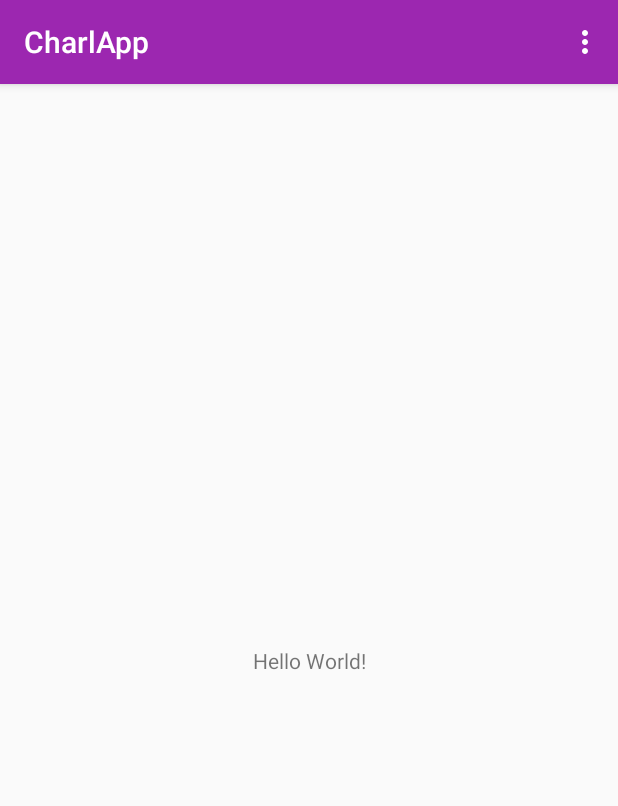
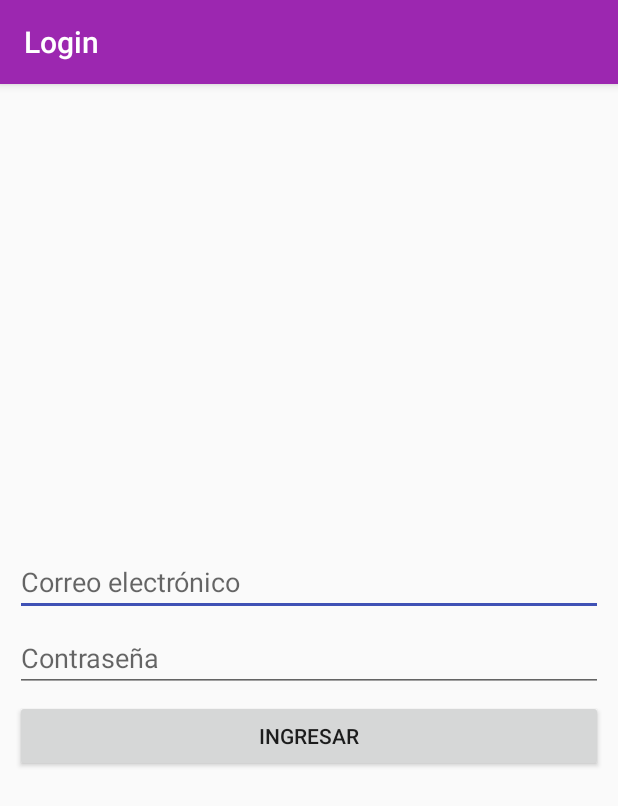
Before and after one commit to nicolasscano/CharlApp, an Android app: the LoginActivity screen opened directly, with no data from a screen before it, on a phone screen of 412 x 824 dp. Shown: the top 806 px of the screen. Run offline under Robolectric (Android 15) with nearby library versions, the phone set to English and light mode, and no system bars; our stand-ins replace Firebase (no records; nobody signed in at launch, a user with empty details on screens opened directly).

Commit message:
Login Firebase e interfaz

```diff
--- a/app/src/main/java/com/canodevs/charlapp/LoginActivity.kt
+++ b/app/src/main/java/com/canodevs/charlapp/LoginActivity.kt
@@ -6,35 +6,77 @@ import android.os.Bundle
 import android.view.Menu
 import android.view.MenuInflater
 import android.view.MenuItem
+import android.widget.Button
+import android.widget.EditText
 import android.widget.Toast
 import com.google.firebase.auth.FirebaseAuth
 
 class LoginActivity : AppCompatActivity() {
+
+    private lateinit var L_Et_email: EditText
+    private lateinit var L_Et_password: EditText
+    private lateinit var Btn_login: Button
+    private lateinit var auth: FirebaseAuth
     override fun onCreate(savedInstanceState: Bundle?) {
         super.onCreate(savedInstanceState)
         setContentView(R.layout.activity_login)
+        supportActionBar!!.title = "Login"
+        inicializarVariables()
+
+        Btn_login.setOnClickListener {
+            ValidarDatos()
+        }
     }
 
-    override fun onCreateOptionsMenu(menu: Menu?): Boolean {
-        val inflater : MenuInflater = menuInflater
-        inflater.inflate(R.menu.menu_principal, menu)
-        return true
+    private fun inicializarVariables() {
+        L_Et_email = findViewById(R.id.L_Et_email)
+        L_Et_password = findViewById(R.id.L_Et_password)
+        Btn_login = findViewById(R.id.Btn_Login)
+        auth = FirebaseAuth.getInstance()
     }
 
-    override fun onOptionsItemSelected(item: MenuItem): Boolean {
-        return when (item.itemId) {
-            R.id.menu_salir -> {
-                // Sign out of Firebase
-                FirebaseAuth.getInstance().signOut()
+    private fun ValidarDatos() {
+        val email: String = L_Et_email.text.toString()
+        val password: String = L_Et_password.text.toString()
 
-                // Navigate to the login activity
-                val intent = Intent(this@LoginActivity, Inicio::class.java)
-                Toast.makeText(applicationContext,"Has cerrado sesión", Toast.LENGTH_SHORT).show()
-                startActivity(intent)
-                return true
+        if (email.isEmpty()) {
+            Toast.makeText(applicationContext, "Escribe tu correo electrónico", Toast.LENGTH_SHORT)
+                .show()
+        }
+        if (password.isEmpty()) {
+            Toast.makeText(applicationContext, "Escribe tu contraseña", Toast.LENGTH_SHORT).show()
+        } else {
+            LoginUsuario(email, password)
+        }
+
+
+    }
+
+    private fun LoginUsuario(email: String, password: String) {
+        auth.signInWithEmailAndPassword(email, password)
+            .addOnCompleteListener { task ->
+                if (task.isSuccessful) {
+                    val intent = Intent(this@LoginActivity, MainActivity::class.java)
+                    Toast.makeText(
+                        applicationContext,
+                        "Inicio de sesión exitoso",
+                        Toast.LENGTH_SHORT
+                    ).show()
+                    startActivity(intent)
+                    finish()
+                } else {
+                    Toast.makeText(
+                        applicationContext,
+                        "Ha ocurrido un error",
+                        Toast.LENGTH_SHORT
+                    ).show()
+                }
+            }.addOnFailureListener { e ->
+                Toast.makeText(
+                    applicationContext,
+                    "{${e.message}}",
+                    Toast.LENGTH_SHORT
+                ).show()
             }
-
-            else -> super.onOptionsItemSelected(item)
-        }
     }
 }
--- /dev/null
+++ b/app/src/main/res/drawable/ic_email.xml
@@ -0,0 +1,5 @@
+<vector android:height="24dp" android:tint="#CCCCCC"
+    android:viewportHeight="24" android:viewportWidth="24"
+    android:width="24dp" xmlns:android="http://schemas.android.com/apk/res/android">
+    <path android:fillColor="@android:color/white" android:pathData="M20,4L4,4c-1.1,0 -1.99,0.9 -1.99,2L2,18c0,1.1 0.9,2 2,2h16c1.1,0 2,-0.9 2,-2L22,6c0,-1.1 -0.9,-2 -2,-2zM20,8l-8,5 -8,-5L4,6l8,5 8,-5v2z"/>
+</vector>
--- /dev/null
+++ b/app/src/main/res/drawable/ic_nombre_usuario.xml
@@ -0,0 +1,5 @@
+<vector android:height="24dp" android:tint="#CCCCCC"
+    android:viewportHeight="24" android:viewportWidth="24"
+    android:width="24dp" xmlns:android="http://schemas.android.com/apk/res/android">
+    <path android:fillColor="@android:color/white" android:pathData="M12,12c2.21,0 4,-1.79 4,-4s-1.79,-4 -4,-4 -4,1.79 -4,4 1.79,4 4,4zM12,14c-2.67,0 -8,1.34 -8,4v2h16v-2c0,-2.66 -5.33,-4 -8,-4z"/>
+</vector>
--- a/app/src/main/res/layout/activity_login.xml
+++ b/app/src/main/res/layout/activity_login.xml
@@ -1,18 +1,46 @@
 <?xml version="1.0" encoding="utf-8"?>
-<androidx.constraintlayout.widget.ConstraintLayout xmlns:android="http://schemas.android.com/apk/res/android"
+<RelativeLayout xmlns:android="http://schemas.android.com/apk/res/android"
     xmlns:app="http://schemas.android.com/apk/res-auto"
     xmlns:tools="http://schemas.android.com/tools"
     android:layout_width="match_parent"
     android:layout_height="match_parent"
     tools:context=".LoginActivity">
 
-    <TextView
-        android:layout_width="wrap_content"
-        android:layout_height="wrap_content"
-        android:text="Hello World!"
-        app:layout_constraintBottom_toBottomOf="parent"
-        app:layout_constraintEnd_toEndOf="parent"
-        app:layout_constraintStart_toStartOf="parent"
-        app:layout_constraintTop_toTopOf="parent" />
+    <LinearLayout
+        android:layout_width="match_parent"
+        android:layout_height="match_parent"
+        android:orientation="vertical"
+        android:gravity="center"
+        android:padding="10dp">
 
-</androidx.constraintlayout.widget.ConstraintLayout>
+        <EditText
+            android:id="@+id/L_Et_email"
+            android:hint="@string/L_Et_email"
+            android:inputType="textEmailAddress"
+            android:layout_width="match_parent"
+            android:layout_height="wrap_content">
+
+        </EditText>
+
+        <EditText
+            android:id="@+id/L_Et_password"
+            android:hint="@string/L_Et_password"
+            android:inputType="textPassword"
+            android:layout_marginTop="5dp"
+            android:layout_width="match_parent"
+            android:layout_height="wrap_content">
+
+        </EditText>
+
+        <Button
+            android:id="@+id/Btn_Login"
+            android:text="@string/Btn_Login"
+            android:layout_marginTop="5dp"
+            android:layout_width="match_parent"
+            android:layout_height="wrap_content">
+
+        </Button>
+
+    </LinearLayout>
+
+</RelativeLayout>
--- a/app/src/main/res/values/strings.xml
+++ b/app/src/main/res/values/strings.xml
@@ -13,4 +13,8 @@
     <string name="Btn_registrar">Registrar</string>
 
     <string name="menu_salir">Cerrar sesión</string>
+
+    <string name="L_Et_email">Correo electrónico</string>
+    <string name="L_Et_password">Contraseña</string>
+    <string name="Btn_Login">Ingresar</string>
 </resources>
```
Also changed, not shown: app/src/main/res/layout/activity_registro.xml (+37 -1 lines), 1 other file.
